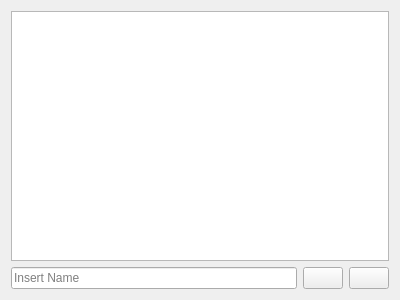
KDE/krita, file krita/plugins/extensions/dockers/compositiondocker/wdgcompositiondocker.ui: the form before one commit.
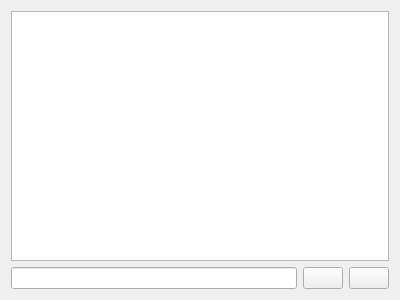
The form after the commit. Custom widgets are drawn as their Qt base class.

Commit message:
make placeholder text conditional on the Qt version
We still support Qt 4.6... And that doesn't have the placeholder text
attribute.

```diff
--- a/krita/plugins/extensions/dockers/compositiondocker/wdgcompositiondocker.ui
+++ b/krita/plugins/extensions/dockers/compositiondocker/wdgcompositiondocker.ui
@@ -30,9 +30,6 @@
    </item>
    <item row="1" column="0">
     <widget class="KLineEdit" name="saveNameEdit">
-     <property name="placeholderText">
-      <string>Insert Name</string>
-     </property>
     </widget>
    </item>
   </layout>
```
The commit also changes 1 other file.
